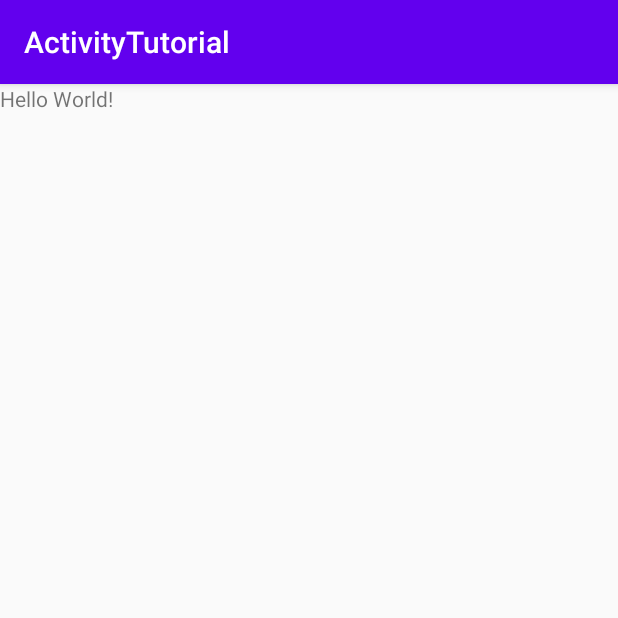
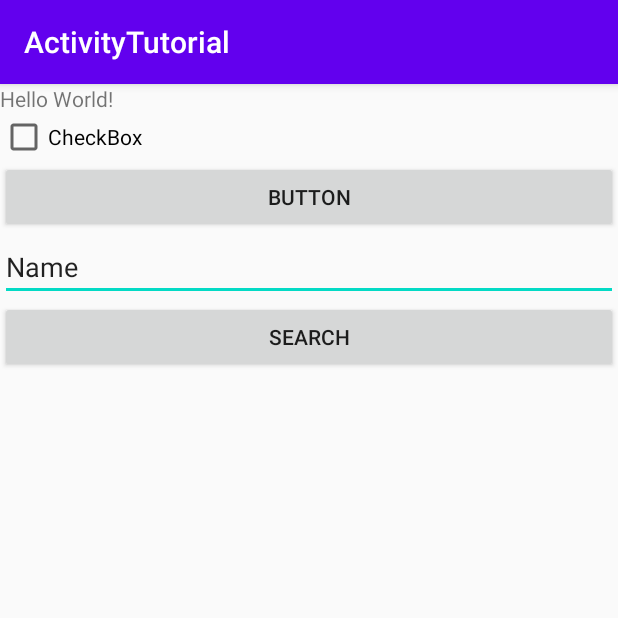
Before and after one commit to hudikm/ActivityTutorial, an Android app: the screen it shows after launch (MainActivity), on a phone screen of 412 x 824 dp, the top half of it. Run offline under Robolectric (Android 15) with nearby library versions, the phone set to English and light mode, and no system bars.

Commit message:
1.1 Pridané nové UI komponenty

```diff
--- a/app/src/main/res/layout/activity_main.xml
+++ b/app/src/main/res/layout/activity_main.xml
@@ -12,4 +12,30 @@
         android:layout_height="wrap_content"
         android:text="Hello World!" />
 
+    <CheckBox
+        android:id="@+id/checkBox2"
+        android:layout_width="match_parent"
+        android:layout_height="wrap_content"
+        android:text="CheckBox" />
+
+    <Button
+        android:id="@+id/button"
+        android:layout_width="match_parent"
+        android:layout_height="wrap_content"
+        android:text="Button" />
+
+    <EditText
+        android:id="@+id/editText"
+        android:layout_width="match_parent"
+        android:layout_height="wrap_content"
+        android:ems="10"
+        android:inputType="textPersonName"
+        android:text="Name" />
+
+    <Button
+        android:id="@+id/button2"
+        android:layout_width="match_parent"
+        android:layout_height="wrap_content"
+        android:text="Search" />
+
 </LinearLayout>
```
